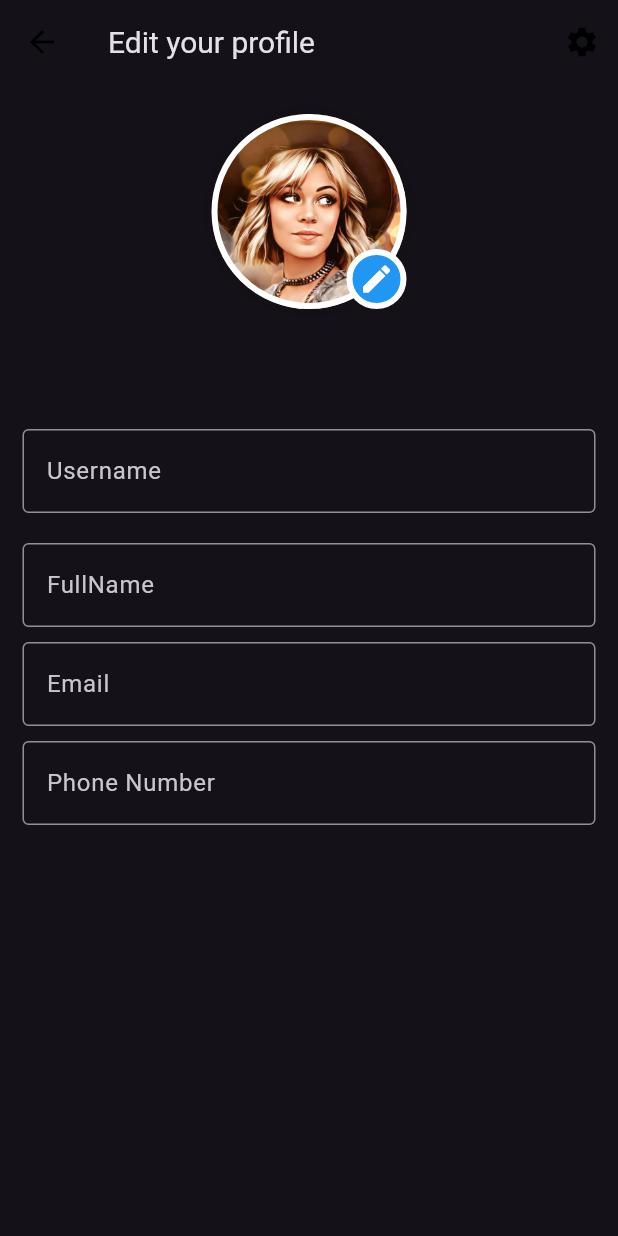
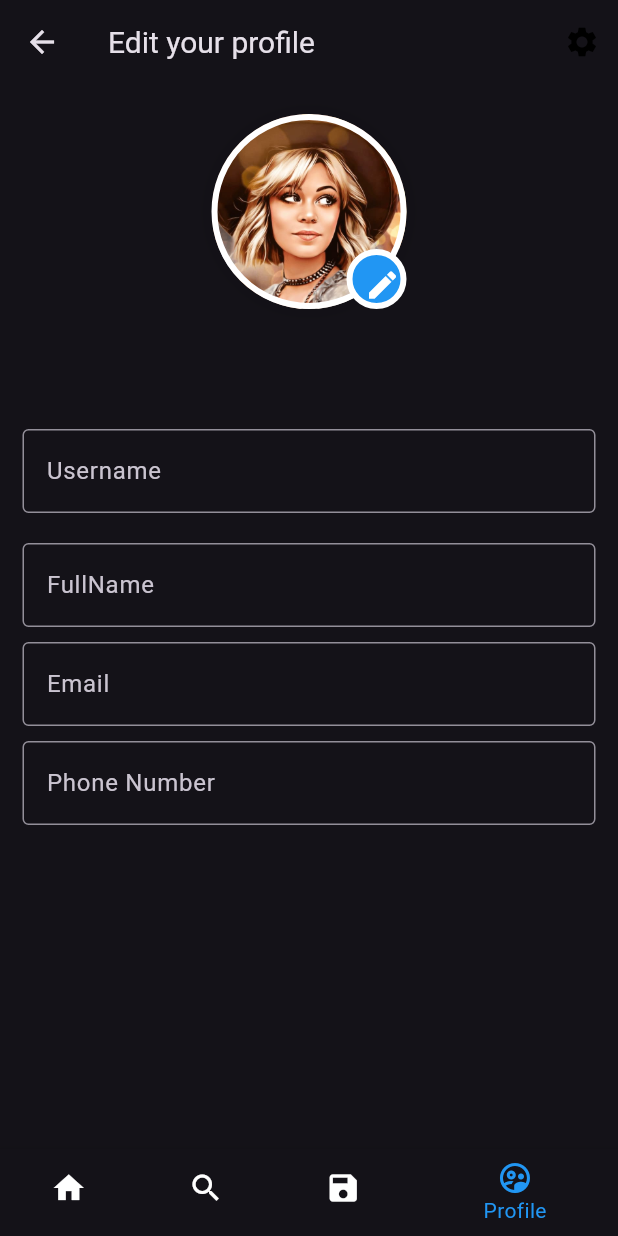
Before and after one commit to eziraa/technews, a Flutter app: the EditProfile screen opened directly, on a phone screen of 412 x 824 dp. Run offline on Flutter 3.47's test engine with Material 3 defaults, Android fonts, the phone set to English and light mode, and no system bars; our stand-ins replace cached_network_image, cloud_firestore, firebase_auth, firebase_core, firebase_storage, flutter_vector_icons and 4 more; missing offline and left inert: dart:html, flutter_share_me; accounts and stored records are empty; network calls fail.

Commit message:
updating the edit profile to use the dark mode

```diff
--- a/lib/edit_profile.dart
+++ b/lib/edit_profile.dart
@@ -1,4 +1,14 @@
+import 'dart:html';
+import 'dart:html';
+import 'dart:io';
+
+import 'package:firebase_storage/firebase_storage.dart';
 import 'package:flutter/material.dart';
+import 'package:get/get.dart';
+import 'package:image_picker/image_picker.dart';
+import 'package:technews/controller/theme_controller.dart';
+import 'package:technews/custom_widget.dart';
+import 'package:technews/services/remote_services.dart';
 
 class EditProfile extends StatefulWidget {
   const EditProfile({super.key});
@@ -8,9 +18,11 @@ class EditProfile extends StatefulWidget {
 }
 
 class _EditProfileState extends State<EditProfile> {
+  final ThemeController themeController = Get.put(ThemeController());
   @override
   Widget build(BuildContext context) {
-    return Scaffold(
+    return Obx(
+      () => Scaffold(
         appBar: AppBar(
           title: const Text(
             'Edit your profile',
@@ -19,7 +31,6 @@ class _EditProfileState extends State<EditProfile> {
           leading: IconButton(
             icon: const Icon(
               Icons.arrow_back,
-              color: Colors.black,
             ),
             onPressed: () => {Navigator.pop(context)},
           ),
@@ -55,8 +66,7 @@ class _EditProfileState extends State<EditProfile> {
                         ],
                         shape: BoxShape.circle,
                         image: const DecorationImage(
-                            image: AssetImage(
-                                'assets/images/profile.jpg'),
+                          image: AssetImage('assets/images/profile.jpg'),
                           fit: BoxFit.cover,
                         )),
                   ),
@@ -69,12 +79,22 @@ class _EditProfileState extends State<EditProfile> {
                       decoration: BoxDecoration(
                         shape: BoxShape.circle,
                         border: Border.all(width: 4, color: Colors.white),
-                              color: Colors.blue),
-                          child: const Icon(
+                        color: Colors.blue,
+                      ),
+                      child: IconButton(
+                        icon: const Icon(
                           Icons.edit,
                           color: Colors.white,
                         ),
-                        ))
+                        onPressed: () async {
+                          final ImagePicker _picker = ImagePicker();
+                          // Pick an image
+                          // final XFile? image = await _picker.pickImage(
+                          //     source: ImageSource.gallery);
+                        },
+                      ),
+                    ),
+                  ),
                 ])),
                 const SizedBox(height: 30),
                 Container(
@@ -119,6 +139,8 @@ class _EditProfileState extends State<EditProfile> {
             ),
           ),
         ),
+        bottomNavigationBar: CustomWidget.getBottomNavBar(context, 3),
+      ),
     );
   }
 }
```
Lines whose indentation alone changed are shown as unchanged.
